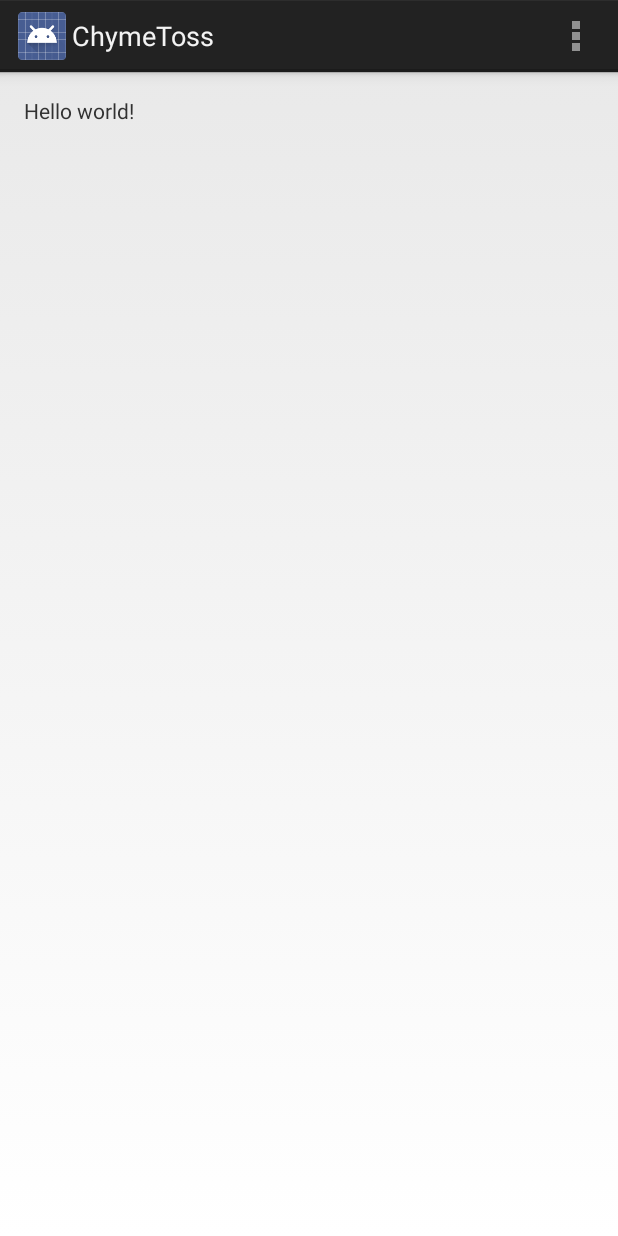
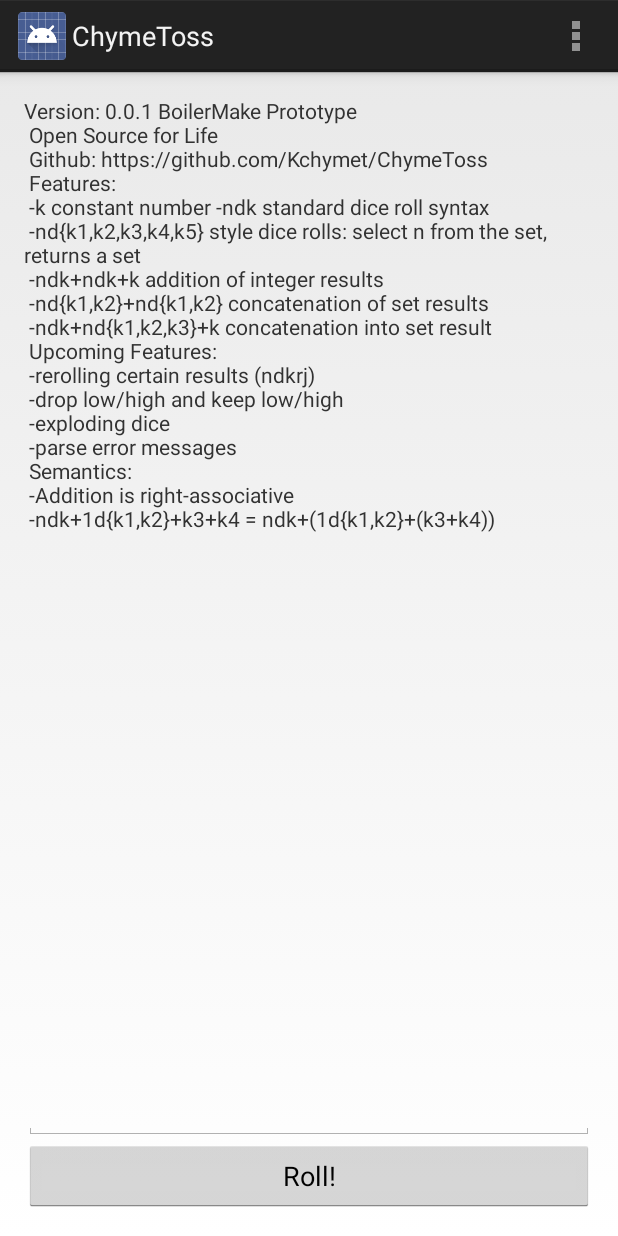
Before and after one commit to Kchymet/ChymeToss, an Android app: the screen it shows after launch (MainActivity), on a phone screen of 412 x 824 dp. Run offline under Robolectric (Android 15) with nearby library versions, the phone set to English and light mode, and no system bars.

Commit message:
Grammar updates for constants. Added error message handling

```diff
--- a/app/src/main/res/layout/activity_main.xml
+++ b/app/src/main/res/layout/activity_main.xml
@@ -9,8 +9,37 @@
     tools:context=".MainActivity">
 
     <TextView
-        android:text="@string/hello_world"
+        android:text="@string/main"
         android:layout_width="wrap_content"
-        android:layout_height="wrap_content" />
+        android:layout_height="wrap_content"
+        android:layout_alignParentTop="true"
+        android:layout_alignParentLeft="true"
+        android:layout_alignParentStart="true"
+        android:layout_alignParentRight="true"
+        android:layout_alignParentEnd="true"
+        android:id="@+id/textView" />
+
+    <Button
+        android:layout_width="wrap_content"
+        android:layout_height="wrap_content"
+        android:text="@string/roll"
+        android:id="@+id/button"
+        android:layout_alignParentBottom="true"
+        android:layout_alignParentLeft="true"
+        android:layout_alignParentRight="true"
+        android:layout_alignParentStart="true"
+        android:layout_alignParentEnd="true"
+        android:onClick="onButtonClick"/>
+
+    <EditText
+        android:layout_width="wrap_content"
+        android:layout_height="wrap_content"
+        android:id="@+id/dice_string"
+        android:layout_above="@+id/button"
+        android:layout_alignParentLeft="true"
+        android:layout_alignParentRight="true"
+        android:layout_alignParentStart="true"
+        android:layout_alignParentEnd="true"
+        android:inputType="text" />
 
 </RelativeLayout>
--- a/app/src/main/res/values/strings.xml
+++ b/app/src/main/res/values/strings.xml
@@ -2,7 +2,27 @@
 <resources>
 
     <string name="app_name">ChymeToss</string>
-    <string name="hello_world">Hello world!</string>
     <string name="action_settings">Settings</string>
+    <string name="roll">Roll!</string>
+    <string name="main">
+        Version: 0.0.1 BoilerMake Prototype\n
+        Open Source for Life\n
+        Github: https://github.com/Kchymet/ChymeToss\n
+        Features:\n
+        -k constant number
+        -ndk standard dice roll syntax\n
+        -nd{k1,k2,k3,k4,k5} style dice rolls: select n from the set, returns a set\n
+        -ndk+ndk+k addition of integer results\n
+        -nd{k1,k2}+nd{k1,k2} concatenation of set results\n
+        -ndk+nd{k1,k2,k3}+k concatenation into set result\n
+        Upcoming Features:\n
+        -rerolling certain results (ndkrj)\n
+        -drop low/high and keep low/high\n
+        -exploding dice\n
+        -parse error messages\n
+        Semantics:\n
+        -Addition is right-associative\n
+        -ndk+1d{k1,k2}+k3+k4 = ndk+(1d{k1,k2}+(k3+k4))
+    </string>
 
 </resources>
```
Also changed, not shown: app/src/main/java/com/chymet/toss/DiceGrammarErrorStrategy.java (added, +43 -0 lines), app/src/main/java/com/chymet/toss/MainActivity.java (+28 -0 lines), app/src/main/java/com/chymet/toss/dice/ConstantDie.java (added, +12 -0 lines), app/src/main/java/com/chymet/toss/parse/diceGrammarLexer.java (+32 -14 lines), app/src/main/java/com/chymet/toss/parse/diceGrammarParser.java (+46 -33 lines), 7 other files.
